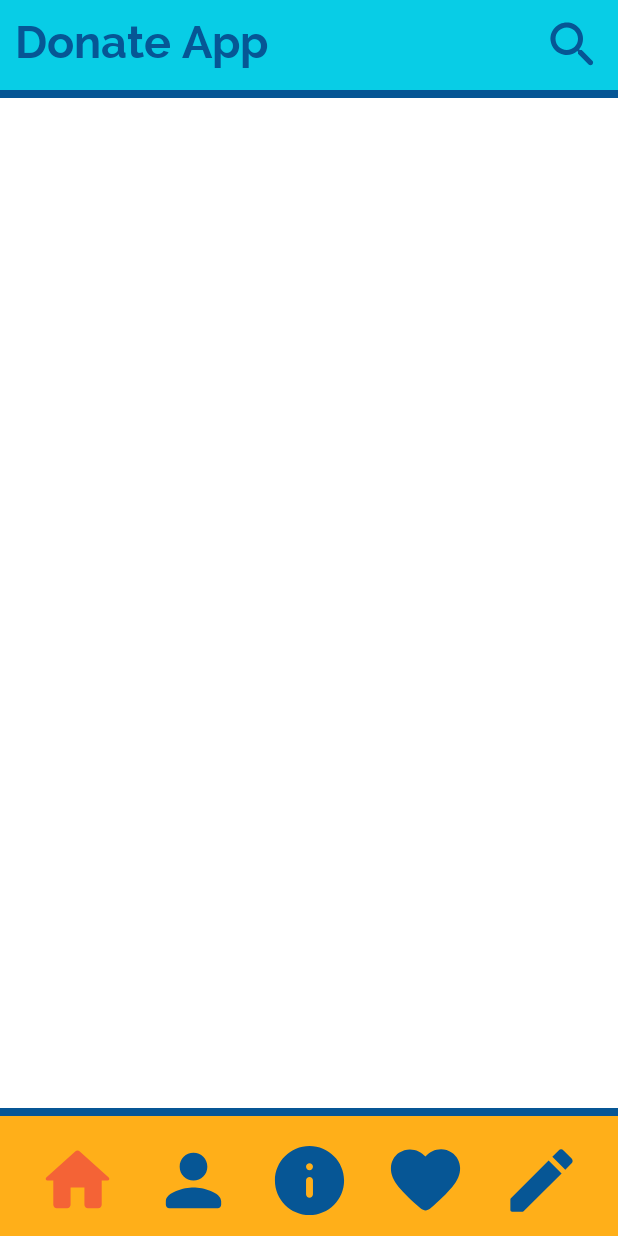
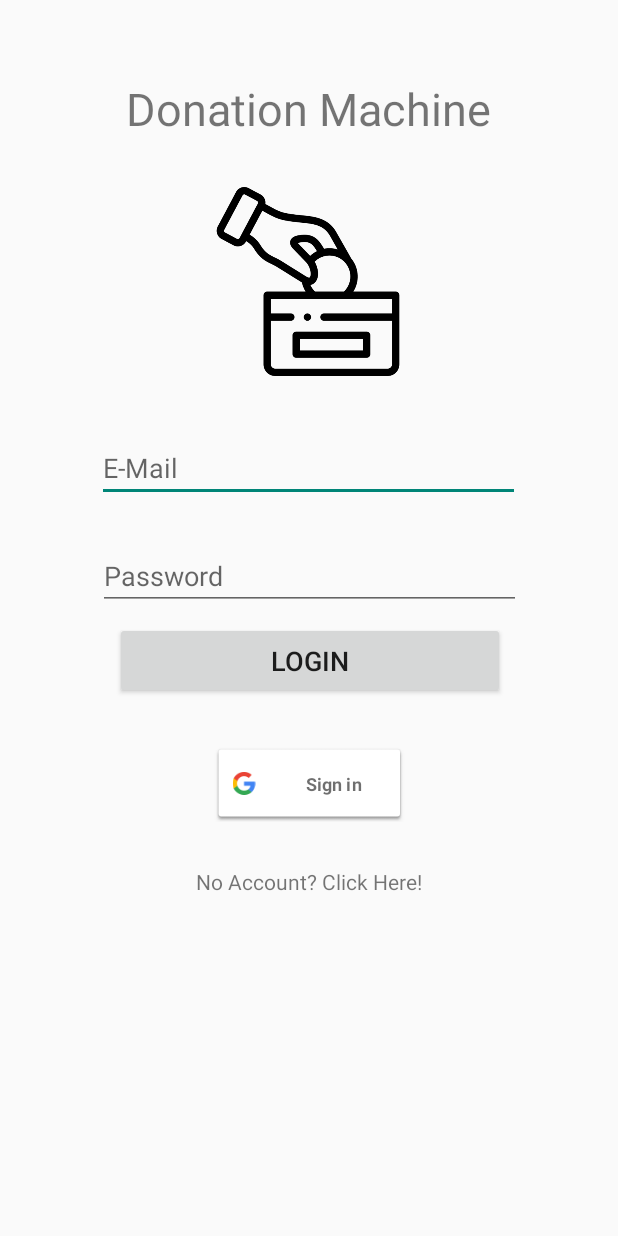
Before and after one commit to SharmaSapan/SE, an Android app: the screen it shows after launch (MainActivity before the commit, LoginActivity after it), on a phone screen of 412 x 824 dp. Run offline under Robolectric (Android 15) with nearby library versions, the phone set to English and light mode, and no system bars; our stand-ins replace Firebase (no records; nobody signed in at launch, a user with empty details on screens opened directly); libraries missing offline, so code that uses them is left out: com.firebase.ui.

Commit message:
User Authentication
Log in + Sign up XMLs/Java files added
Force MainActivity to check for auth
Firestore auth functions introduced

Immediate TODO:
 Log out button on MainActivity

```diff
--- a/SE/app/src/main/AndroidManifest.xml
+++ b/SE/app/src/main/AndroidManifest.xml
@@ -15,7 +15,9 @@
         <activity android:name=".messages" />
         <activity android:name=".favourites" />
         <activity android:name=".profile" />
-        <activity android:name=".MainActivity">
+        <activity android:name="com.example.a4p02app.LoginActivity"/>
+        <activity android:name="com.example.a4p02app.SignUpActivity"/>
+        <activity android:name="com.example.a4p02app.MainActivity">
             <intent-filter>
                 <action android:name="android.intent.action.MAIN" />
 
--- /dev/null
+++ b/SE/app/src/main/java/com/example/a4p02app/LoginActivity.java
@@ -0,0 +1,145 @@
+package com.example.a4p02app;
+
+import android.content.Intent;
+import android.os.Bundle;
+import android.util.Log;
+import android.widget.Button;
+import android.widget.TextView;
+import android.widget.Toast;
+
+import androidx.annotation.NonNull;
+import androidx.appcompat.app.AppCompatActivity;
+
+import com.example.a4p02app.data.Firestore;
+import com.firebase.ui.auth.data.model.User;
+import com.google.android.gms.auth.api.signin.GoogleSignIn;
+import com.google.android.gms.auth.api.signin.GoogleSignInAccount;
+import com.google.android.gms.auth.api.signin.GoogleSignInClient;
+import com.google.android.gms.auth.api.signin.GoogleSignInOptions;
+import com.google.android.gms.common.api.ApiException;
+import com.google.android.gms.tasks.OnCompleteListener;
+import com.google.android.gms.tasks.Task;
+import com.google.firebase.auth.AuthCredential;
+import com.google.firebase.auth.AuthResult;
+import com.google.firebase.auth.FirebaseAuth;
+import com.google.firebase.auth.FirebaseUser;
+import com.google.firebase.auth.GoogleAuthProvider;
+
+public class LoginActivity extends AppCompatActivity {
+
+    private static final int RC_SIGN_IN = 001;
+    private static final String TAG = "LoginActivity";
+
+    private FirebaseAuth mAuth;
+
+    private Button btnLogin;
+    private com.google.android.gms.common.SignInButton btnGoogleSignIn;
+    private TextView txtEmail;
+    private TextView txtPassword;
+    private TextView txtSignup;
+    private User tmpUser;
+
+    @Override
+    protected void onCreate(Bundle savedInstanceState) {
+        super.onCreate(savedInstanceState);
+        setContentView(R.layout.activity_login);
+
+        mAuth = FirebaseAuth.getInstance();
+
+        btnLogin = findViewById(R.id.btnLogIn);
+        btnGoogleSignIn = findViewById(R.id.btnGoogleSignIn);
+        txtEmail = findViewById(R.id.txtEmail);
+        txtPassword = findViewById(R.id.txtPassword);
+        txtSignup = findViewById(R.id.txtSignup);
+
+        txtSignup.setOnClickListener(v -> {
+            Intent i = new Intent(getApplicationContext(), SignUpActivity.class);
+            startActivity(i);
+        });
+
+        btnLogin.setOnClickListener(v -> {
+            emailLogin();
+        });
+
+        btnGoogleSignIn.setOnClickListener(v -> {
+            googleLogin();
+        });
+    }
+
+    private void emailLogin(){
+        String email = txtEmail.getText().toString();
+        String pass = txtPassword.getText().toString();
+
+        if (!email.isEmpty() && !pass.isEmpty()) {
+            mAuth.signInWithEmailAndPassword(email, pass)
+                .addOnCompleteListener(this, task -> {
+                    if (task.isSuccessful()) {
+                        // Sign in success, update UI with the signed-in user's information
+                        Log.d(TAG, "signInWithEmail:success");
+                        FirebaseUser user = mAuth.getCurrentUser();
+
+                        Intent i = new Intent(getApplicationContext(), MainActivity.class);
+                        startActivity(i);
+
+                    } else {
+                        // If sign in fails, display a message to the user.
+                        Log.w(TAG, "signInWithEmail:failure", task.getException());
+                        Toast.makeText(LoginActivity.this, "Incorrect email or password", Toast.LENGTH_SHORT).show();
+
+                    }
+                });
+        }
+        else{
+            Toast.makeText(LoginActivity.this, "Missing email or password", Toast.LENGTH_SHORT).show();
+        }
+    }
+
+
+    private void googleLogin() {
+        GoogleSignInOptions gso = new GoogleSignInOptions.Builder(GoogleSignInOptions.DEFAULT_SIGN_IN)
+                .requestIdToken(getString(R.string.default_web_client_id))
+                .requestEmail()
+                .build();
+
+        GoogleSignInClient mGoogleSignInClient = GoogleSignIn.getClient(this, gso);
+
+        Intent signInIntent = mGoogleSignInClient.getSignInIntent();
+        startActivityForResult(signInIntent, RC_SIGN_IN);
+    }
+
+    public void onActivityResult(int requestCode, int resultCode, Intent data) {
+        super.onActivityResult(requestCode, resultCode, data);
+
+        if (requestCode == RC_SIGN_IN) {
+            Task<GoogleSignInAccount> task = GoogleSignIn.getSignedInAccountFromIntent(data);
+            try {
+                GoogleSignInAccount account = task.getResult(ApiException.class);
+                Log.d(TAG, "firebaseAuthWithGoogle:" + account.getId());
+                firebaseAuthWithGoogle(account.getIdToken());
+            } catch (ApiException e) {
+                Log.w(TAG, "Google sign in failed", e);
+            }
+        }
+    }
+
+    private void firebaseAuthWithGoogle(String idToken) {
+        AuthCredential credential = GoogleAuthProvider.getCredential(idToken, null);
+        FirebaseAuth mAuth = FirebaseAuth.getInstance();
+
+        mAuth.signInWithCredential(credential)
+                .addOnCompleteListener(this, (OnCompleteListener<AuthResult>) task -> {
+                    if (task.isSuccessful()) {
+                        Log.d(TAG, "signInWithCredential:success");
+                        FirebaseUser user = mAuth.getCurrentUser();
+                        Firestore.addAccount(user.getEmail(), user, 0); //default to personal account
+
+                        Intent i = new Intent(getApplicationContext(), MainActivity.class);
+                        startActivity(i);
+
+                    } else {
+                        Log.w(TAG, "signInWithCredential:failure", task.getException());
+                        Toast.makeText(LoginActivity.this, "Sign up failed. Try again later.", Toast.LENGTH_SHORT).show();
+                    }
+                });
+        }
+}
--- a/SE/app/src/main/java/com/example/a4p02app/MainActivity.java
+++ b/SE/app/src/main/java/com/example/a4p02app/MainActivity.java
@@ -2,33 +2,46 @@ package com.example.a4p02app;
 
 import androidx.appcompat.app.AppCompatActivity;
 
+import android.content.Intent;
 import android.os.Bundle;
 import android.view.View;
 import android.view.animation.TranslateAnimation;
 import android.widget.Toast;
 
+import com.example.a4p02app.R;
+import com.google.firebase.auth.FirebaseAuth;
+import com.google.firebase.auth.FirebaseUser;
+
 public class MainActivity extends AppCompatActivity {
 
-    boolean searcherIsDown;
-    View slidingSearch;
-    View searcher;
-    View closerArrow;
-    View header;
-    View headerline;
-    View sb;
-    View standin;
-    View searchbar;
+    private FirebaseUser activeUser;
+    private FirebaseAuth mAuth;
+
+    private boolean searcherIsDown;
+    private View slidingSearch;
+    private View searcher;
+    private View closerArrow;
+    private View header;
+    private View headerline;
+    private View sb;
+    private View standin;
+    private View searchbar;
 
     @Override
     protected void onCreate(Bundle savedInstanceState) {
-        //initialize main page
+        super.onCreate(savedInstanceState);
 
-        super.onCreate(savedInstanceState);
-        setContentView(R.layout.activity_main);
+        //FirebaseAuth.getInstance().signOut();
 
-        slidingSearch = findViewById(R.id.searcher);
-        slidingSearch.setVisibility(View.INVISIBLE);
-        searcherIsDown = false;
+        mAuth = FirebaseAuth.getInstance();
+        activeUser = mAuth.getCurrentUser();
+
+        if (activeUser == null) {
+            goLogin();
+        }
+        else {
+            goHome();
+        }
     }
 
     private void slideUp() {
@@ -83,11 +96,6 @@ public class MainActivity extends AppCompatActivity {
         }
     }
 
-
-    public void goHome(View view) {//will not change page if already Home
-        Toast.makeText(MainActivity.this, "You are Home", Toast.LENGTH_SHORT).show();
-    }
-
     public void goProfile(View view) {//will go to User profile
         Toast.makeText(MainActivity.this, "Profile not yet completed", Toast.LENGTH_SHORT).show();
     }
@@ -108,4 +116,23 @@ public class MainActivity extends AppCompatActivity {
     public void goInfo(View view) {
         Toast.makeText(MainActivity.this, "Info page not yet implemented", Toast.LENGTH_SHORT).show();
     }
+
+    public void goLogin() {
+        Intent i = new Intent(getApplicationContext(), LoginActivity.class);
+        startActivity(i);
+    }
+
+    public void goHome() {
+        setContentView(R.layout.activity_main);
+
+        slidingSearch = findViewById(R.id.searcher);
+        slidingSearch.setVisibility(View.INVISIBLE);
+        searcherIsDown = false;
+        Toast.makeText(MainActivity.this, "You are Home", Toast.LENGTH_SHORT).show();
+    }
+
+
+    public void updateUser(FirebaseUser activeUser){
+        this.activeUser = activeUser;
+    }
 }
--- a/SE/app/src/main/java/com/example/a4p02app/nonProfit.java
+++ b/SE/app/src/main/java/com/example/a4p02app/nonProfit.java
@@ -4,7 +4,6 @@ import androidx.annotation.NonNull;
 import androidx.appcompat.app.AppCompatActivity;
 
 import android.content.Intent;
-import android.media.Image;
 import android.os.Bundle;
 import android.util.Log;
 import android.view.View;
@@ -16,8 +15,6 @@ import com.google.android.gms.tasks.Task;
 import com.google.firebase.firestore.DocumentReference;
 import com.google.firebase.firestore.DocumentSnapshot;
 import com.google.firebase.firestore.FirebaseFirestore;
-
-import org.w3c.dom.Text;
 
 //the default profile picture is from https://pixabay.com/vectors/blank-profile-picture-mystery-man-973460/
 
--- /dev/null
+++ b/SE/app/src/main/res/layout/activity_login.xml
@@ -0,0 +1,118 @@
+<?xml version="1.0" encoding="utf-8"?>
+<androidx.coordinatorlayout.widget.CoordinatorLayout xmlns:android="http://schemas.android.com/apk/res/android"
+    xmlns:app="http://schemas.android.com/apk/res-auto"
+    xmlns:tools="http://schemas.android.com/tools"
+    android:id="@+id/linearLayout"
+    android:layout_width="match_parent"
+    android:layout_height="match_parent"
+    android:orientation="vertical">
+
+    <com.google.android.material.appbar.AppBarLayout
+        android:layout_width="match_parent"
+        android:layout_height="wrap_content">
+    </com.google.android.material.appbar.AppBarLayout>
+
+        <androidx.appcompat.widget.Toolbar
+            android:id="@+id/toolbar"
+            android:layout_width="match_parent"
+            android:layout_height="?attr/actionBarSize">
+        </androidx.appcompat.widget.Toolbar>
+
+
+    <androidx.constraintlayout.widget.ConstraintLayout
+        android:id="@+id/constraintLayout"
+        android:layout_width="match_parent"
+        android:layout_height="match_parent">
+
+        <ImageView
+            android:id="@+id/imageView"
+            android:layout_width="200dp"
+            android:layout_height="126dp"
+            android:layout_marginTop="32dp"
+            android:contentDescription="TODO"
+            android:src="@drawable/app_icon"
+            app:layout_constraintEnd_toEndOf="parent"
+            app:layout_constraintHorizontal_bias="0.497"
+            app:layout_constraintStart_toStartOf="parent"
+            app:layout_constraintTop_toBottomOf="@+id/textView6" />
+
+        <TextView
+            android:id="@+id/textView6"
+            android:layout_width="wrap_content"
+            android:layout_height="wrap_content"
+            android:layout_marginTop="52dp"
+            android:text="@string/donate_title"
+            android:textSize="30sp"
+            app:layout_constraintEnd_toEndOf="parent"
+            app:layout_constraintHorizontal_bias="0.497"
+            app:layout_constraintStart_toStartOf="parent"
+            app:layout_constraintTop_toTopOf="parent" />
+
+        <com.google.android.gms.common.SignInButton
+            android:id="@+id/btnGoogleSignIn"
+            android:layout_width="151dp"
+            android:layout_height="61dp"
+            android:layout_centerHorizontal="true"
+            android:layout_centerVertical="true"
+            android:scaleX=".85"
+            android:scaleY=".85"
+            app:layout_constraintBottom_toTopOf="@+id/txtSignup"
+            app:layout_constraintEnd_toEndOf="parent"
+            app:layout_constraintStart_toStartOf="parent"
+            app:layout_constraintTop_toBottomOf="@+id/btnLogIn" />
+
+        <EditText
+            android:id="@+id/txtEmail"
+            android:layout_width="282dp"
+            android:layout_height="44dp"
+            android:layout_marginTop="40dp"
+            android:autofillHints=""
+            android:ems="10"
+            android:hint="@string/email"
+            android:inputType="textPersonName"
+            app:layout_constraintEnd_toEndOf="parent"
+            app:layout_constraintHorizontal_bias="0.496"
+            app:layout_constraintStart_toStartOf="parent"
+            app:layout_constraintTop_toBottomOf="@+id/imageView" />
+
+        <EditText
+            android:id="@+id/txtPassword"
+            android:layout_width="282dp"
+            android:layout_height="44dp"
+            android:layout_marginTop="28dp"
+            android:ems="10"
+            android:hint="Password"
+            android:inputType="textPassword"
+            app:layout_constraintEnd_toEndOf="parent"
+            app:layout_constraintHorizontal_bias="0.503"
+            app:layout_constraintStart_toStartOf="parent"
+            app:layout_constraintTop_toBottomOf="@+id/txtEmail" />
+
+        <Button
+            android:id="@+id/btnLogIn"
+            android:layout_width="260dp"
+            android:layout_height="51dp"
+            android:layout_marginTop="8dp"
+            android:text="@string/login"
+            android:textSize="18sp"
+            app:layout_constraintEnd_toEndOf="parent"
+            app:layout_constraintHorizontal_bias="0.503"
+            app:layout_constraintStart_toStartOf="parent"
+            app:layout_constraintTop_toBottomOf="@+id/txtPassword" />
+
+        <TextView
+            android:id="@+id/txtSignup"
+            android:layout_width="wrap_content"
+            android:layout_height="wrap_content"
+            android:layout_marginTop="112dp"
+            android:text="@string/create_an_account"
+            android:textAllCaps="false"
+            android:textSize="14sp"
+            app:layout_constraintEnd_toEndOf="parent"
+            app:layout_constraintHorizontal_bias="0.501"
+            app:layout_constraintStart_toStartOf="parent"
+            app:layout_constraintTop_toBottomOf="@+id/btnLogIn" />
+
+    </androidx.constraintlayout.widget.ConstraintLayout>
+
+</androidx.coordinatorlayout.widget.CoordinatorLayout>
--- a/SE/app/src/main/res/layout/activity_main.xml
+++ b/SE/app/src/main/res/layout/activity_main.xml
@@ -6,7 +6,7 @@
     android:layout_width="match_parent"
     android:layout_height="match_parent"
     android:background="@color/white"
-    tools:context=".MainActivity">
+    tools:context="app.src.main.java.com.example.a4p02app.MainActivity">
 
     <View
         android:id="@+id/header"
--- a/SE/app/src/main/res/values/strings.xml
+++ b/SE/app/src/main/res/values/strings.xml
@@ -10,7 +10,6 @@
     <string name="invalid_password">Password must be >5 characters</string>
     <string name="login_failed">"Login failed"</string>
     <string name="todo">TODO</string>
-    <string name="donate_title">Donate App</string>
     <string name="search_bar_here">Search bar here</string>
     <string name="my_donations">My Donations</string>
     <string name="profile_details">Profile details</string>
@@ -19,9 +18,17 @@
     <string name="profile">Profile</string>
     <string name="past_donations">Past Donations</string>
     <string name="messages">Messages</string>
+
+    <string name="donate_title">Donation Machine</string>
     <string name="donor_app">Donor App</string>
+    <string name="email">E-Mail</string>
     <string name="username">Username</string>
     <string name="password">Password</string>
     <string name="login">Login</string>
-    <string name="write_a_post">Write a Post</string>
+    <string name="create_an_account">No Account? Click Here!</string>
+    <string name="account_type">Account Type:</string>
+
+
+    <string name="write_a_post">Post</string>
+    <string name="sign_up">Sign Up</string>
 </resources>
```
Also changed, not shown: SE/app/build.gradle (+7 -2 lines), SE/app/src/main/java/com/example/a4p02app/SignUpActivity.java (added, +108 -0 lines), SE/app/src/main/java/com/example/a4p02app/data/Firestore.java (added, +70 -0 lines), SE/app/src/main/res/layout/activity_sign_up.xml (added, +125 -0 lines), SE/app/src/main/res/values/arrays.xml (added, +7 -0 lines), SE/app/src/main/res/drawable/app_icon.png (added), SE/gradle/wrapper/gradle-wrapper.properties.
